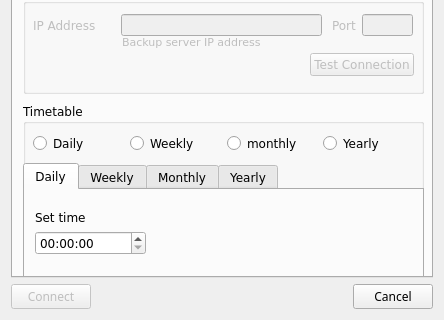
Qt form mysqlsettings.ui (tonycool7/masters_diploma) before a commit; both pictures show x 0 to 444 and y 355 to 675 of the 444 by 675 pixel window.
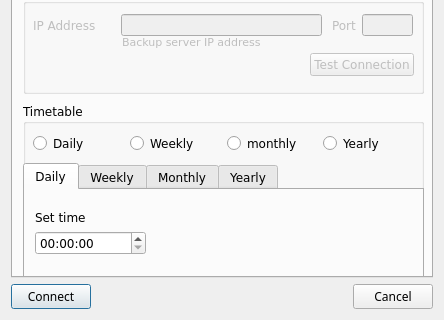
The same form after that commit.

Diff of the .ui file:
```diff
--- a/mysqlsettings.ui
+++ b/mysqlsettings.ui
@@ -917,7 +917,7 @@
      <item>
       <widget class="QPushButton" name="mysql_ok_btn">
        <property name="enabled">
-        <bool>false</bool>
+        <bool>true</bool>
        </property>
        <property name="text">
         <string>Connect</string>
```
Left out of the diff: 8 changed lines with no effect on the pictures.
